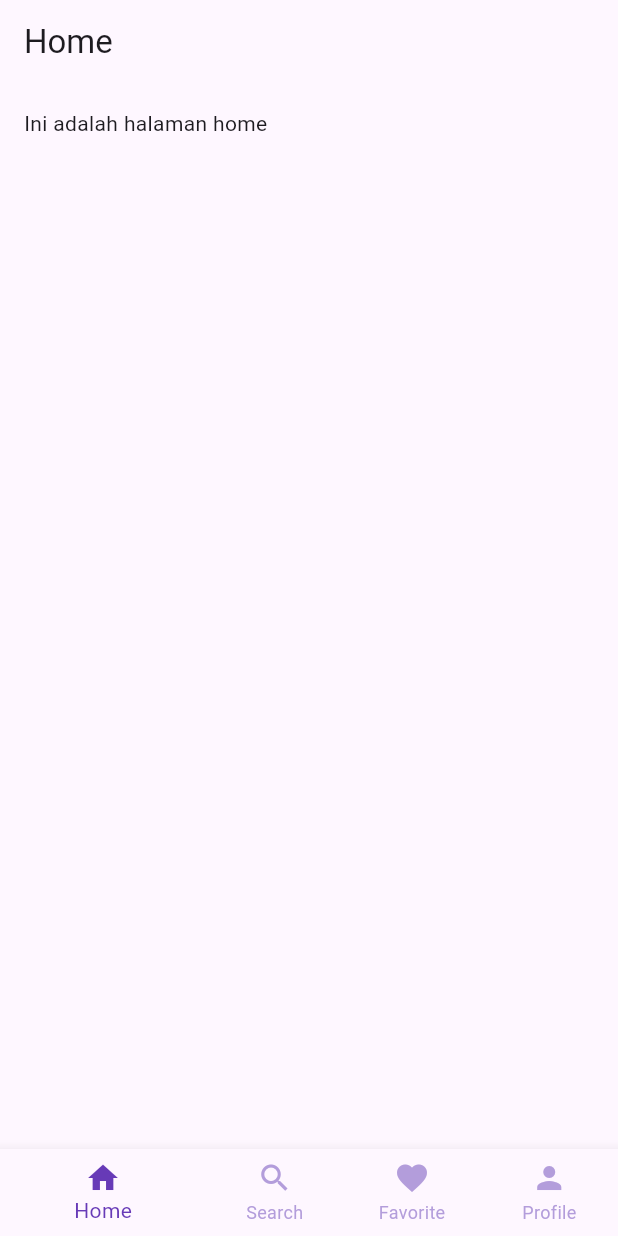
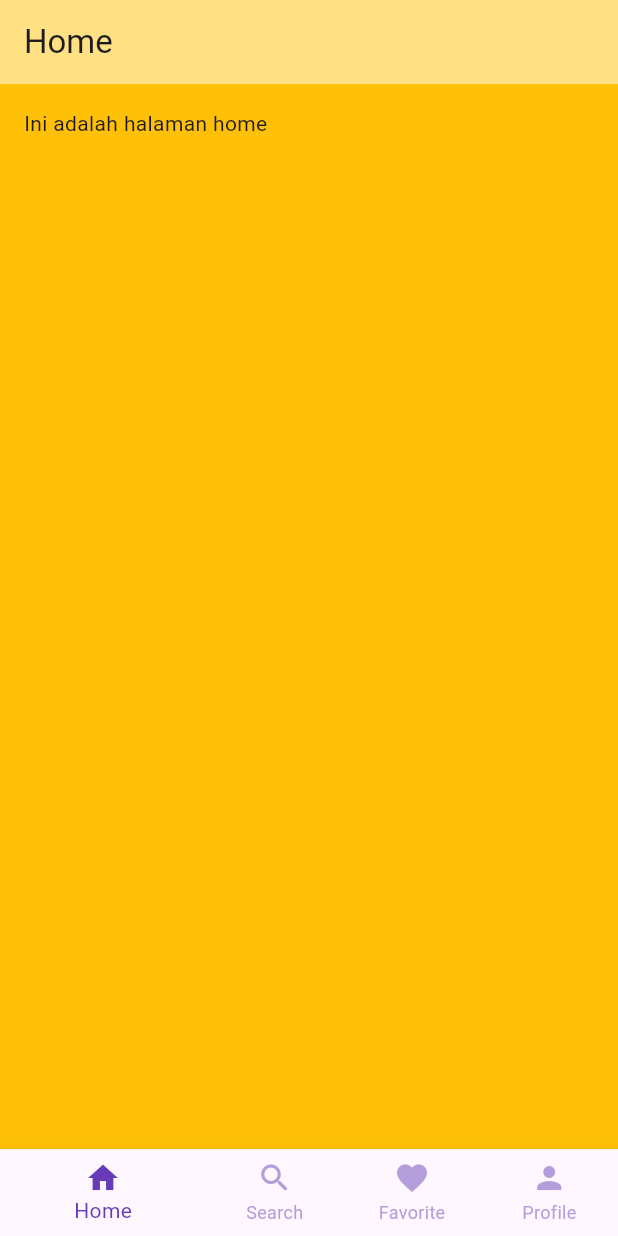
Before and after one commit to ahmfarisi/flutter_project_si5a, a Flutter app: the screen it shows after launch, on a phone screen of 412 x 824 dp. Run offline on Flutter 3.47's test engine with Material 3 defaults, Android fonts, the phone set to English and light mode, and no system bars.

Commit message:
Update Screen Color

```diff
--- a/lib/screens/favorite_screen.dart
+++ b/lib/screens/favorite_screen.dart
@@ -8,10 +8,12 @@ class FavoriteScreen extends StatelessWidget {
     return Scaffold(
       appBar: AppBar(
         title: const Text('Favorite'),
+        backgroundColor: Colors.teal.shade200,
       ),
       body: const Padding(
           padding: EdgeInsets.all(16),
           child: Text('Ini adalah halaman favorite')),
+      backgroundColor: Colors.teal,
     );
   }
 }
--- a/lib/screens/home_screen.dart
+++ b/lib/screens/home_screen.dart
@@ -8,9 +8,11 @@ class HomeScreen extends StatelessWidget {
     return Scaffold(
       appBar: AppBar(
         title: const Text('Home'),
+        backgroundColor: Colors.amber.shade200,
       ),
       body: const Padding(
           padding: EdgeInsets.all(16), child: Text('Ini adalah halaman home')),
+      backgroundColor: Colors.amber,
     );
   }
 }
--- a/lib/screens/profile_screen.dart
+++ b/lib/screens/profile_screen.dart
@@ -8,10 +8,12 @@ class ProfileScreen extends StatelessWidget {
     return Scaffold(
       appBar: AppBar(
         title: const Text('Profile'),
+        backgroundColor: Colors.lime.shade200,
       ),
       body: const Padding(
           padding: EdgeInsets.all(16),
           child: Text('Ini adalah halaman profile')),
+      backgroundColor: Colors.lime,
     );
   }
 }
--- a/lib/screens/search_screen.dart
+++ b/lib/screens/search_screen.dart
@@ -8,10 +8,12 @@ class SearchScreen extends StatelessWidget {
     return Scaffold(
       appBar: AppBar(
         title: const Text('Search'),
+        backgroundColor: Colors.green.shade200,
       ),
       body: const Padding(
           padding: EdgeInsets.all(16),
           child: Text('Ini adalah halaman search')),
+      backgroundColor: Colors.green,
     );
   }
 }
```
